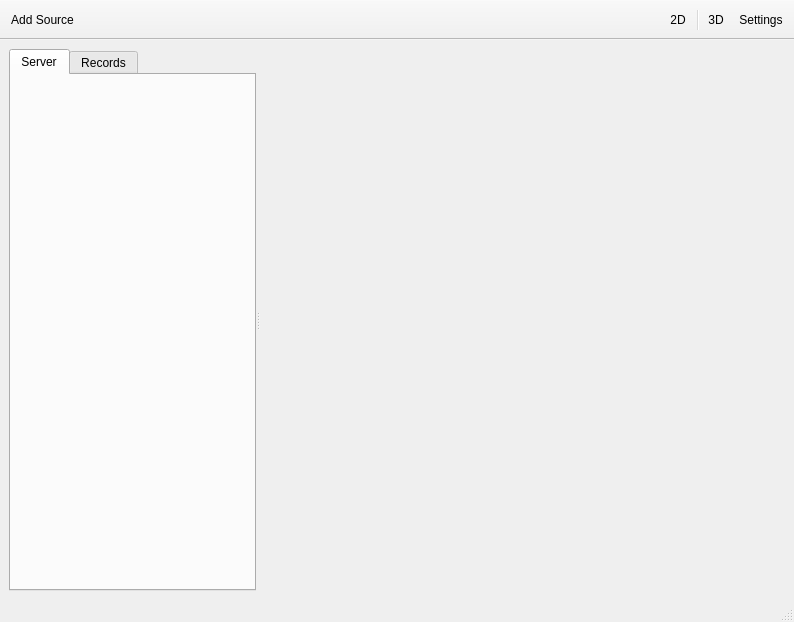
First picture: the form in applications/viewer/radiumViewer6/MainWindow.ui, repository T-PLAY/hub, before the edit.
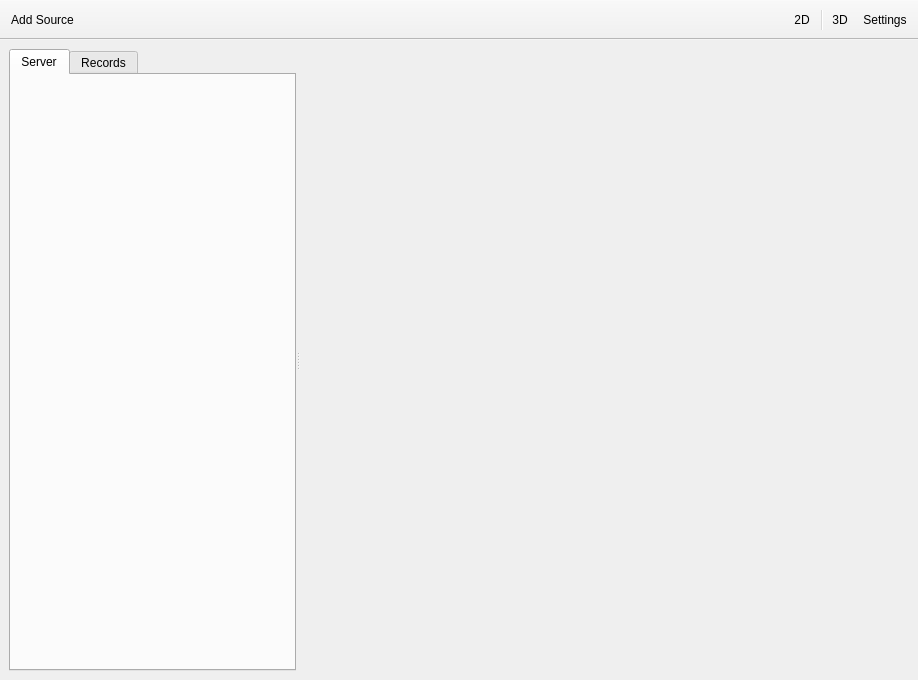
Second picture: the form after the edit. The open tabs and pages were chosen to show the change.

What changed in the file:
```diff
--- a/applications/viewer/radiumViewer6/MainWindow.ui
+++ b/applications/viewer/radiumViewer6/MainWindow.ui
@@ -6,8 +6,8 @@
    <rect>
     <x>0</x>
     <y>0</y>
-    <width>794</width>
-    <height>622</height>
+    <width>918</width>
+    <height>680</height>
    </rect>
   </property>
   <property name="windowTitle">
@@ -21,6 +21,9 @@
     </sizepolicy>
    </property>
    <layout class="QVBoxLayout" name="verticalLayout">
+    <property name="bottomMargin">
+     <number>9</number>
+    </property>
     <item>
      <widget class="QSplitter" name="splitter">
       <property name="sizePolicy">
@@ -132,8 +135,7 @@
     </item>
    </layout>
   </widget>
-  <widget class="QStatusBar" name="statusbar"/>
-  <widget class="QToolBar" name="toolBar">
+  <widget class="QToolBar" name="toolBar_topLeft">
    <property name="minimumSize">
     <size>
      <width>0</width>
```
Left out of the diff: 12 changed lines with no effect on the pictures.
